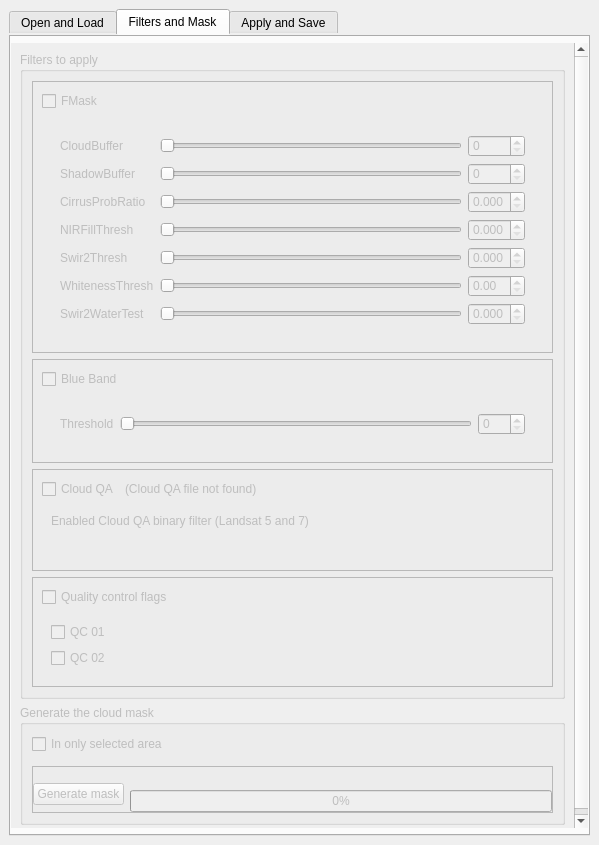
First picture: the form in ui/cloud_masking_dockwidget_base.ui, repository SMByC/CloudMasking, before the edit.
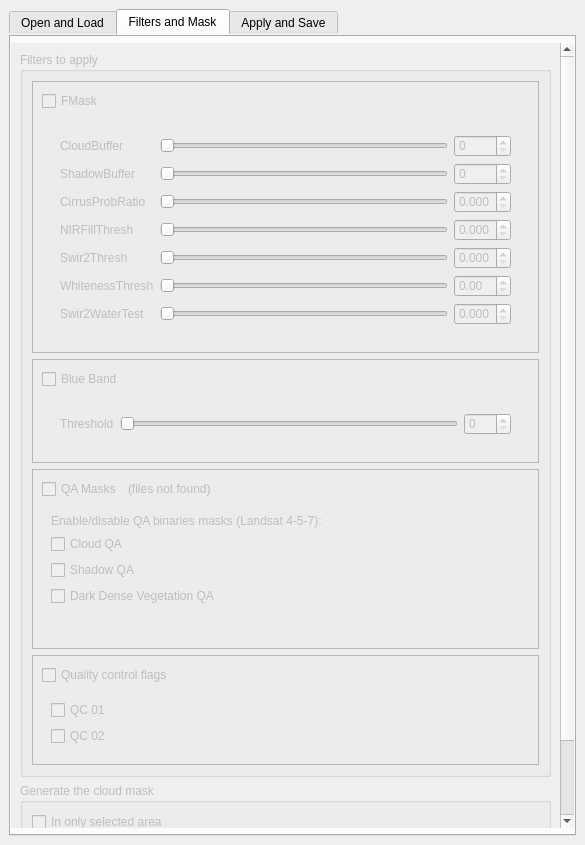
Second picture: the form after the edit. The open tabs and pages were chosen to show the change. Custom widgets are drawn as their Qt base class.

Commit message: Refactoring for include more QA masks

Patch:
```diff
--- a/ui/cloud_masking_dockwidget_base.ui
+++ b/ui/cloud_masking_dockwidget_base.ui
@@ -6,7 +6,7 @@
    <rect>
     <x>0</x>
     <y>0</y>
-    <width>599</width>
+    <width>585</width>
     <height>845</height>
    </rect>
   </property>
@@ -458,9 +458,9 @@
            <property name="geometry">
             <rect>
              <x>0</x>
-             <y>-207</y>
-             <width>565</width>
-             <height>1022</height>
+             <y>-348</y>
+             <width>551</width>
+             <height>1133</height>
             </rect>
            </property>
            <layout class="QVBoxLayout" name="verticalLayout">
@@ -875,16 +875,16 @@
                       <number>0</number>
                      </property>
                      <item>
-                      <widget class="QCheckBox" name="checkBox_CloudQA">
+                      <widget class="QCheckBox" name="checkBox_QA_Masks">
                        <property name="text">
-                        <string>Cloud QA</string>
+                        <string>QA Masks</string>
                        </property>
                       </widget>
                      </item>
                      <item>
                       <widget class="QLabel" name="label_CloudQA_FileStatus">
                        <property name="text">
-                        <string>(Cloud QA file not found)</string>
+                        <string>(files not found)</string>
                        </property>
                       </widget>
                      </item>
@@ -910,7 +910,28 @@
                      <item>
                       <widget class="QLabel" name="label_6">
                        <property name="text">
-                        <string>Enabled Cloud QA binary filter (Landsat 5 and 7)</string>
+                        <string>Enable/disable QA binaries masks (Landsat 4-5-7):</string>
+                       </property>
+                      </widget>
+                     </item>
+                     <item>
+                      <widget class="QCheckBox" name="checkBox_CloudQA">
+                       <property name="text">
+                        <string>Cloud QA</string>
+                       </property>
+                      </widget>
+                     </item>
+                     <item>
+                      <widget class="QCheckBox" name="checkBox_ShadowQA">
+                       <property name="text">
+                        <string>Shadow QA</string>
+                       </property>
+                      </widget>
+                     </item>
+                     <item>
+                      <widget class="QCheckBox" name="checkBox_DDVQA">
+                       <property name="text">
+                        <string>Dark Dense Vegetation QA</string>
                        </property>
                       </widget>
                      </item>
```
Left out of the diff: 16 changed lines with no effect on the pictures. The commit also changes 4 other files.
